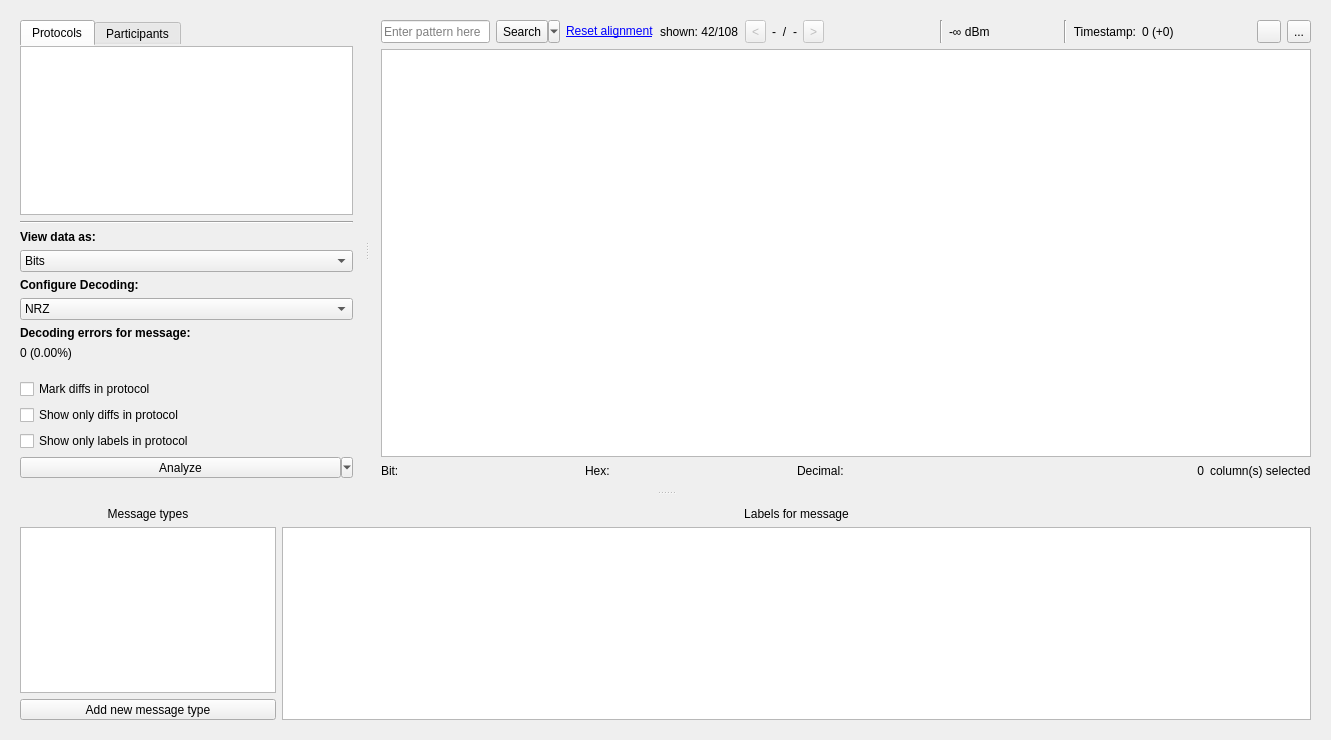
Qt form data/ui/analysis.ui (jopohl/urh) before a commit.
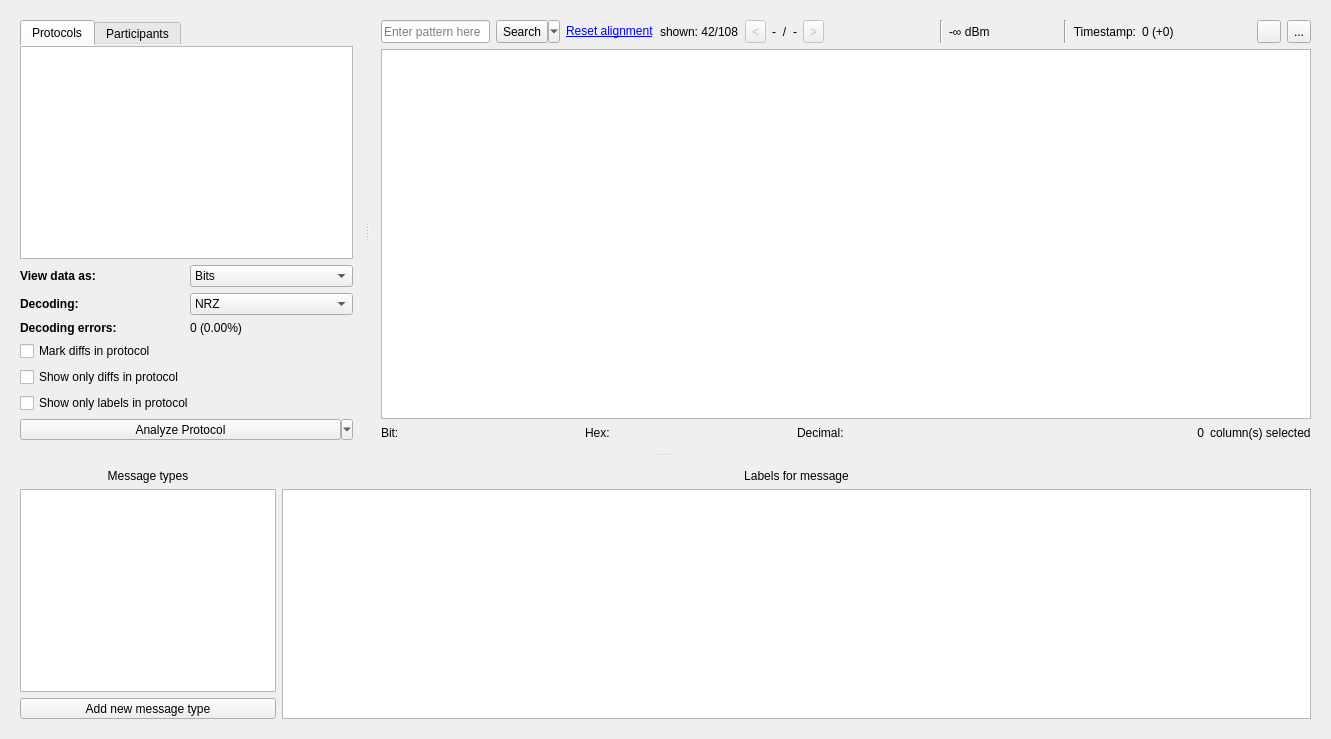
The same form after that commit. Icons and pictures are not drawn. Custom widgets are drawn as their Qt base class.

Commit message: make analysis look better in lower resolutions

Diff of the .ui file:
```diff
--- a/data/ui/analysis.ui
+++ b/data/ui/analysis.ui
@@ -7,7 +7,7 @@
     <x>0</x>
     <y>0</y>
     <width>1331</width>
-    <height>740</height>
+    <height>739</height>
    </rect>
   </property>
   <property name="sizePolicy">
@@ -67,7 +67,7 @@
         <x>0</x>
         <y>0</y>
         <width>1331</width>
-        <height>740</height>
+        <height>739</height>
        </rect>
       </property>
       <layout class="QVBoxLayout" name="verticalLayout_5">
@@ -151,7 +151,7 @@
                 <item>
                  <widget class="ProtocolTreeView" name="treeViewProtocols">
                   <property name="sizePolicy">
-                   <sizepolicy hsizetype="Minimum" vsizetype="Preferred">
+                   <sizepolicy hsizetype="Minimum" vsizetype="Expanding">
                     <horstretch>0</horstretch>
                     <verstretch>0</verstretch>
                    </sizepolicy>
@@ -243,13 +243,21 @@
              </widget>
             </item>
             <item>
-             <widget class="Line" name="line_3">
-              <property name="orientation">
-               <enum>Qt::Horizontal</enum>
+             <layout class="QGridLayout" name="gridLayout_3">
+              <item row="1" column="0">
+               <widget class="QLabel" name="label_5">
+                <property name="font">
+                 <font>
+                  <weight>75</weight>
+                  <bold>true</bold>
+                 </font>
+                </property>
+                <property name="text">
+                 <string>Decoding:</string>
               </property>
              </widget>
             </item>
-            <item>
+              <item row="0" column="0">
              <widget class="QLabel" name="label_4">
               <property name="font">
                <font>
@@ -262,36 +270,14 @@
               </property>
              </widget>
             </item>
-            <item>
-             <widget class="QComboBox" name="cbProtoView">
+              <item row="2" column="0">
+               <widget class="QLabel" name="lEncodingErrors">
               <property name="sizePolicy">
-               <sizepolicy hsizetype="Preferred" vsizetype="Fixed">
+                 <sizepolicy hsizetype="Preferred" vsizetype="Preferred">
                 <horstretch>0</horstretch>
                 <verstretch>0</verstretch>
                </sizepolicy>
               </property>
-              <property name="toolTip">
-               <string>&lt;html&gt;&lt;head/&gt;&lt;body&gt;&lt;p&gt;Set the desired view here.&lt;/p&gt;&lt;/body&gt;&lt;/html&gt;</string>
-              </property>
-              <item>
-               <property name="text">
-                <string>Bits</string>
-               </property>
-              </item>
-              <item>
-               <property name="text">
-                <string>Hex</string>
-               </property>
-              </item>
-              <item>
-               <property name="text">
-                <string>ASCII</string>
-               </property>
-              </item>
-             </widget>
-            </item>
-            <item>
-             <widget class="QLabel" name="label_5">
               <property name="font">
                <font>
                 <weight>75</weight>
@@ -299,11 +285,11 @@
                </font>
               </property>
               <property name="text">
-               <string>Configure Decoding:</string>
+                 <string>Decoding errors:</string>
               </property>
              </widget>
             </item>
-            <item>
+              <item row="1" column="1">
              <widget class="QComboBox" name="cbDecoding">
               <property name="sizePolicy">
                <sizepolicy hsizetype="Preferred" vsizetype="Fixed">
@@ -341,79 +327,87 @@
               </item>
              </widget>
             </item>
-            <item>
-             <widget class="QLabel" name="lEncodingErrors">
-              <property name="sizePolicy">
-               <sizepolicy hsizetype="Maximum" vsizetype="Preferred">
-                <horstretch>0</horstretch>
-                <verstretch>0</verstretch>
-               </sizepolicy>
-              </property>
-              <property name="font">
-               <font>
-                <weight>75</weight>
-                <bold>true</bold>
-               </font>
-              </property>
-              <property name="text">
-               <string>Decoding errors for message:</string>
-              </property>
-             </widget>
-            </item>
-            <item>
-             <widget class="QLabel" name="lDecodingErrorsValue">
-              <property name="sizePolicy">
-               <sizepolicy hsizetype="Preferred" vsizetype="Preferred">
-                <horstretch>0</horstretch>
-                <verstretch>0</verstretch>
-               </sizepolicy>
-              </property>
-              <property name="text">
-               <string>0 (0.00%)</string>
-              </property>
-             </widget>
-            </item>
-            <item>
-             <spacer name="verticalSpacer">
-              <property name="orientation">
-               <enum>Qt::Vertical</enum>
-              </property>
-              <property name="sizeHint" stdset="0">
-               <size>
-                <width>20</width>
-                <height>40</height>
-               </size>
-              </property>
-             </spacer>
-            </item>
-            <item>
-             <widget class="QCheckBox" name="cbShowDiffs">
-              <property name="sizePolicy">
-               <sizepolicy hsizetype="Fixed" vsizetype="Fixed">
-                <horstretch>0</horstretch>
-                <verstretch>0</verstretch>
-               </sizepolicy>
-              </property>
-              <property name="text">
-               <string>Mark diffs in protocol</string>
-              </property>
-             </widget>
-            </item>
-            <item>
+              <item row="4" column="0" colspan="2">
              <widget class="QCheckBox" name="chkBoxShowOnlyDiffs">
+                <property name="sizePolicy">
+                 <sizepolicy hsizetype="Preferred" vsizetype="Fixed">
+                  <horstretch>0</horstretch>
+                  <verstretch>0</verstretch>
+                 </sizepolicy>
+                </property>
               <property name="text">
                <string>Show only diffs in protocol</string>
               </property>
              </widget>
             </item>
+              <item row="0" column="1">
+               <widget class="QComboBox" name="cbProtoView">
+                <property name="sizePolicy">
+                 <sizepolicy hsizetype="Preferred" vsizetype="Fixed">
+                  <horstretch>0</horstretch>
+                  <verstretch>0</verstretch>
+                 </sizepolicy>
+                </property>
+                <property name="toolTip">
+                 <string>&lt;html&gt;&lt;head/&gt;&lt;body&gt;&lt;p&gt;Set the desired view here.&lt;/p&gt;&lt;/body&gt;&lt;/html&gt;</string>
+                </property>
             <item>
+                 <property name="text">
+                  <string>Bits</string>
+                 </property>
+                </item>
+                <item>
+                 <property name="text">
+                  <string>Hex</string>
+                 </property>
+                </item>
+                <item>
+                 <property name="text">
+                  <string>ASCII</string>
+                 </property>
+                </item>
+               </widget>
+              </item>
+              <item row="2" column="1">
+               <widget class="QLabel" name="lDecodingErrorsValue">
+                <property name="sizePolicy">
+                 <sizepolicy hsizetype="Preferred" vsizetype="Fixed">
+                  <horstretch>0</horstretch>
+                  <verstretch>0</verstretch>
+                 </sizepolicy>
+                </property>
+                <property name="text">
+                 <string>0 (0.00%)</string>
+                </property>
+               </widget>
+              </item>
+              <item row="5" column="0" colspan="2">
              <widget class="QCheckBox" name="chkBoxOnlyShowLabelsInProtocol">
+                <property name="sizePolicy">
+                 <sizepolicy hsizetype="Preferred" vsizetype="Fixed">
+                  <horstretch>0</horstretch>
+                  <verstretch>0</verstretch>
+                 </sizepolicy>
+                </property>
               <property name="text">
                <string>Show only labels in protocol</string>
               </property>
              </widget>
             </item>
-            <item>
+              <item row="3" column="0" colspan="2">
+               <widget class="QCheckBox" name="cbShowDiffs">
+                <property name="sizePolicy">
+                 <sizepolicy hsizetype="Preferred" vsizetype="Fixed">
+                  <horstretch>0</horstretch>
+                  <verstretch>0</verstretch>
+                 </sizepolicy>
+                </property>
+                <property name="text">
+                 <string>Mark diffs in protocol</string>
+                </property>
+               </widget>
+              </item>
+              <item row="6" column="0" colspan="2">
              <widget class="QStackedWidget" name="stackedWidgetLogicAnalysis">
               <property name="sizePolicy">
                <sizepolicy hsizetype="Preferred" vsizetype="Maximum">
@@ -450,7 +444,7 @@
                    </sizepolicy>
                   </property>
                   <property name="text">
-                   <string>Analyze</string>
+                     <string>Analyze Protocol</string>
                   </property>
                   <property name="popupMode">
                    <enum>QToolButton::MenuButtonPopup</enum>
@@ -497,6 +491,8 @@
              </widget>
             </item>
            </layout>
+            </item>
+           </layout>
           </widget>
           <widget class="QWidget" name="layoutWidget">
            <layout class="QVBoxLayout" name="verticalLayout">
@@ -862,7 +858,7 @@
                <bool>false</bool>
               </property>
               <attribute name="horizontalHeaderDefaultSectionSize">
-               <number>40</number>
+               <number>57</number>
               </attribute>
              </widget>
             </item>
```
Left out of the diff: 3 changed lines with no effect on the pictures. Lines whose indentation alone changed are shown as unchanged. The commit also changes 2 other files.
